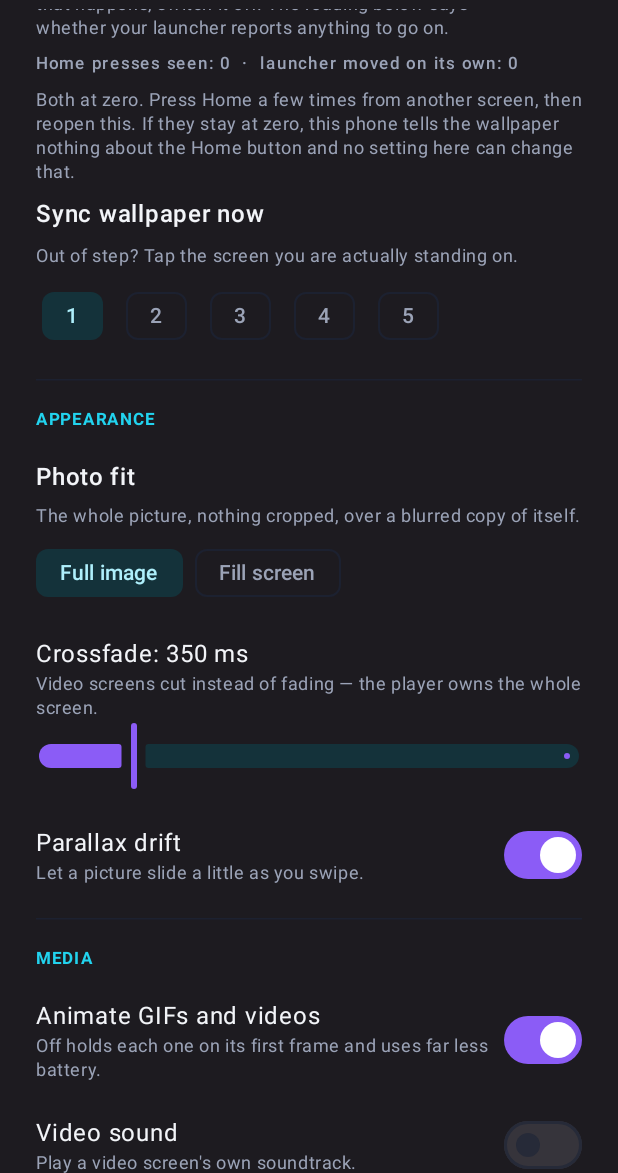
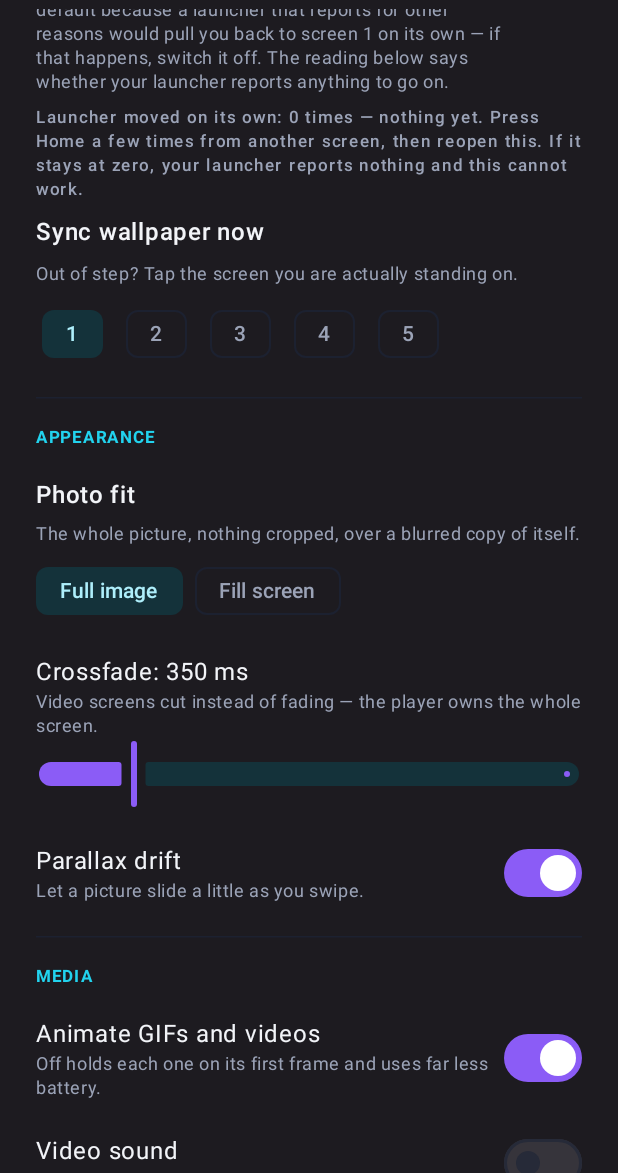
Before and after one commit to Dathaze20/Android-home-screen-widget, an Android app built with Jetpack Compose: the screen it shows after launch (ConfigActivity), after a tap on "Settings", on a phone screen of 412 x 824 dp, the part 63-1236 px from its top. Run offline under Robolectric (Android 15) with nearby library versions, the phone set to English and light mode, and no system bars; 1 other tap on this screen came first.

Commit message:
Revert "Ask the system about the Home button instead of guessing from scroll"
This reverts commit da9440729349c4c7bf57141b13ac201bccd1e81d.

```diff
--- a/app/src/main/java/com/dathaze/pagewall/data/PageStore.kt
+++ b/app/src/main/java/com/dathaze/pagewall/data/PageStore.kt
@@ -201,17 +201,6 @@ class PageStore(context: Context) {
         get() = prefs.getBoolean(KEY_HOME_JUMP, false)
         set(value) = prefs.edit().putBoolean(KEY_HOME_JUMP, value).apply()
 
-    /**
-     * Home-button presses the system has actually told the wallpaper about.
-     *
-     * The decisive reading for whether following the Home button can work at all on a phone: if
-     * this stays at zero after pressing Home, the broadcast is not reaching us and no setting
-     * will change that.
-     */
-    var homeKeyEvents: Int
-        get() = prefs.getInt(KEY_HOME_KEYS, 0)
-        set(value) = prefs.edit().putInt(KEY_HOME_KEYS, value).apply()
-
     /** Offset reports that arrived while no finger had touched the screen for a while. */
     var idleOffsetReports: Int
         get() = prefs.getInt(KEY_IDLE_OFFSETS, 0)
@@ -328,7 +317,6 @@ class PageStore(context: Context) {
             .remove(KEY_TOUCH_RAW)
             .remove(KEY_SWIPES)
             .remove(KEY_IDLE_OFFSETS)
-            .remove(KEY_HOME_KEYS)
             .apply()
     }
 
@@ -494,7 +482,6 @@ class PageStore(context: Context) {
         const val KEY_SAW_OFFSETS = "saw_offsets"
         const val KEY_HOME_JUMP = "follow_home_jump"
         const val KEY_IDLE_OFFSETS = "idle_offset_reports"
-        const val KEY_HOME_KEYS = "home_key_events"
 
         const val MIN_PAGES = 1
         const val MAX_PAGES = 12
--- a/app/src/main/java/com/dathaze/pagewall/ui/ConfigViewModel.kt
+++ b/app/src/main/java/com/dathaze/pagewall/ui/ConfigViewModel.kt
@@ -71,8 +71,6 @@ data class ConfigUiState(
     val followLauncherHomeJump: Boolean = false,
     /** Offset reports that arrived with no finger down — whether the guess has anything to go on. */
     val idleOffsetReports: Int = 0,
-    /** Home presses the system actually reported. Zero means it cannot work here. */
-    val homeKeyEvents: Int = 0,
     /** Raw touch events forwarded by the launcher, whether or not they became swipes. */
     val touchEventsRaw: Int = 0,
     val recognisedSwipes: Int = 0,
@@ -156,7 +154,6 @@ class ConfigViewModel(application: Application) : AndroidViewModel(application)
             syncOnReturnHome = store.syncOnReturnHome,
             followLauncherHomeJump = store.followLauncherHomeJump,
             idleOffsetReports = store.idleOffsetReports,
-            homeKeyEvents = store.homeKeyEvents,
             touchEventsRaw = store.touchEventCountRaw,
             recognisedSwipes = store.recognisedSwipeCount,
             displayedPage = store.displayedPage,
--- a/app/src/main/java/com/dathaze/pagewall/ui/SettingsSheet.kt
+++ b/app/src/main/java/com/dathaze/pagewall/ui/SettingsSheet.kt
@@ -391,7 +391,6 @@ private fun LauncherReport(
                 "range seen: ${fmt(state.observedMinOffset)} \u2192 ${fmt(state.observedMaxOffset)}\n" +
                 "offset reports: ${state.offsetEventCount}\n" +
                 "reports with no finger down: ${state.idleOffsetReports}\n" +
-                "home presses seen: ${state.homeKeyEvents}\n" +
                 "offset-derived screen: ${if (state.computedPage >= 0) "${state.computedPage + 1}" else "\u2014"}\n" +
                 "screens (manual): ${state.pageCount}\n" +
                 "screens (launcher): ${if (state.detectedPageCount > 0) "${state.detectedPageCount}" else "not reported"}\n" +
@@ -512,20 +511,17 @@ private fun HomeSyncRow(
             onCheckedChange = onFollowHomeJumpChange,
         )
         Text(
-            "Home presses seen: ${state.homeKeyEvents}  ·  " +
-                "launcher moved on its own: ${state.idleOffsetReports}",
+            "Launcher moved on its own: ${state.idleOffsetReports} times" +
+                if (state.idleOffsetReports == 0) {
+                    " \u2014 nothing yet. Press Home a few times from another screen, then " +
+                        "reopen this. If it stays at zero, your launcher reports nothing and " +
+                        "this cannot work."
+                } else {
+                    ""
+                },
             style = MaterialTheme.typography.labelSmall,
             color = MaterialTheme.colorScheme.onSurfaceVariant,
         )
-        if (state.homeKeyEvents == 0 && state.idleOffsetReports == 0) {
-            Text(
-                "Both at zero. Press Home a few times from another screen, then reopen this. " +
-                    "If they stay at zero, this phone tells the wallpaper nothing about the " +
-                    "Home button and no setting here can change that.",
-                style = MaterialTheme.typography.bodySmall,
-                color = MaterialTheme.colorScheme.onSurfaceVariant,
-            )
-        }
 
         Text("Sync wallpaper now", fontWeight = FontWeight.SemiBold)
         Text(
```
Also changed, not shown: app/src/main/java/com/dathaze/pagewall/wallpaper/PageWallpaperService.kt (+5 -53 lines).
